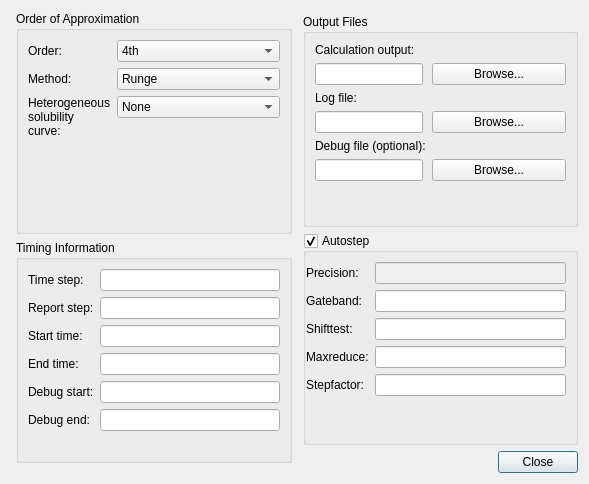
Qt form src/gui/simparams.ui (stevenvergenz/chemecher) before a commit.
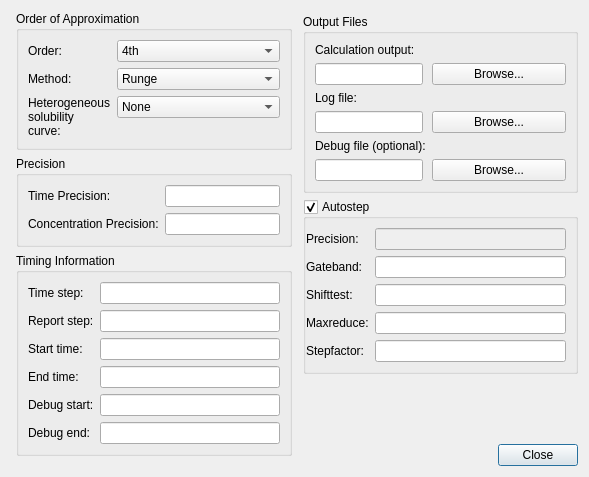
The same form after that commit.

Commit message: Began to add new precision fields.

```diff
--- a/src/gui/simparams.ui
+++ b/src/gui/simparams.ui
@@ -7,14 +7,14 @@
     <x>0</x>
     <y>0</y>
     <width>589</width>
-    <height>484</height>
+    <height>426</height>
    </rect>
   </property>
   <property name="windowTitle">
    <string>Simulation Parameters</string>
   </property>
   <layout class="QGridLayout" name="gridLayout_2">
-   <item row="1" column="0" rowspan="2">
+   <item row="1" column="0" rowspan="3">
     <widget class="QFrame" name="frame_5">
      <property name="frameShape">
       <enum>QFrame::NoFrame</enum>
@@ -37,10 +37,19 @@
       </property>
       <item>
        <widget class="QGroupBox" name="groupOrder">
+        <property name="sizePolicy">
+         <sizepolicy hsizetype="Preferred" vsizetype="Preferred">
+          <horstretch>0</horstretch>
+          <verstretch>0</verstretch>
+         </sizepolicy>
+        </property>
         <property name="title">
          <string>Order of Approximation</string>
         </property>
         <layout class="QFormLayout" name="formLayout_6">
+         <property name="fieldGrowthPolicy">
+          <enum>QFormLayout::AllNonFixedFieldsGrow</enum>
+         </property>
          <item row="0" column="0">
           <widget class="QLabel" name="label_10">
            <property name="text">
@@ -137,6 +146,41 @@
         </layout>
        </widget>
       </item>
+      <item>
+       <widget class="QGroupBox" name="groupBox">
+        <property name="sizePolicy">
+         <sizepolicy hsizetype="Preferred" vsizetype="Preferred">
+          <horstretch>0</horstretch>
+          <verstretch>0</verstretch>
+         </sizepolicy>
+        </property>
+        <property name="title">
+         <string>Precision</string>
+        </property>
+        <layout class="QFormLayout" name="formLayout_2">
+         <item row="0" column="0">
+          <widget class="QLabel" name="label">
+           <property name="text">
+            <string>Time Precision:</string>
+           </property>
+          </widget>
+         </item>
+         <item row="0" column="1">
+          <widget class="QLineEdit" name="txtTimePrec"/>
+         </item>
+         <item row="1" column="0">
+          <widget class="QLabel" name="label_2">
+           <property name="text">
+            <string>Concentration Precision:</string>
+           </property>
+          </widget>
+         </item>
+         <item row="1" column="1">
+          <widget class="QLineEdit" name="txtConcPrec"/>
+         </item>
+        </layout>
+       </widget>
+      </item>
       <item>
        <widget class="QGroupBox" name="groupTime">
         <property name="title">
@@ -209,7 +253,7 @@
      </layout>
     </widget>
    </item>
-   <item row="2" column="2">
+   <item row="3" column="2">
     <widget class="QDialogButtonBox" name="buttonBox">
      <property name="standardButtons">
       <set>QDialogButtonBox::Close</set>
```
Left out of the diff: 16 changed lines with no effect on the pictures. The commit also changes 2 other files.
